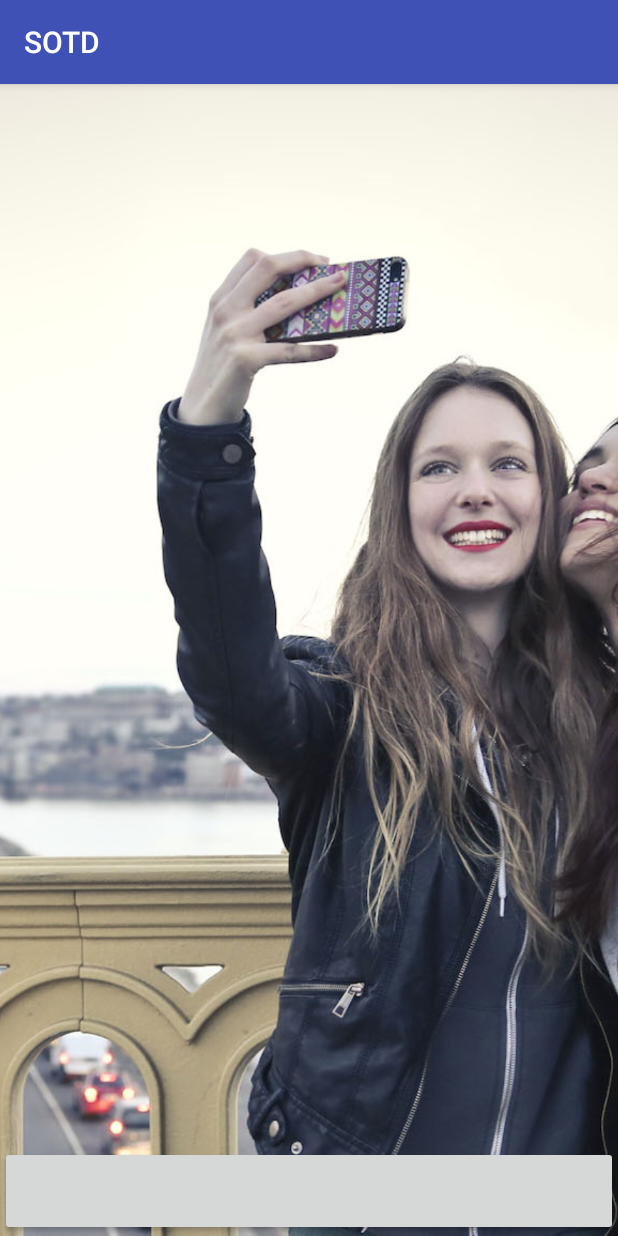
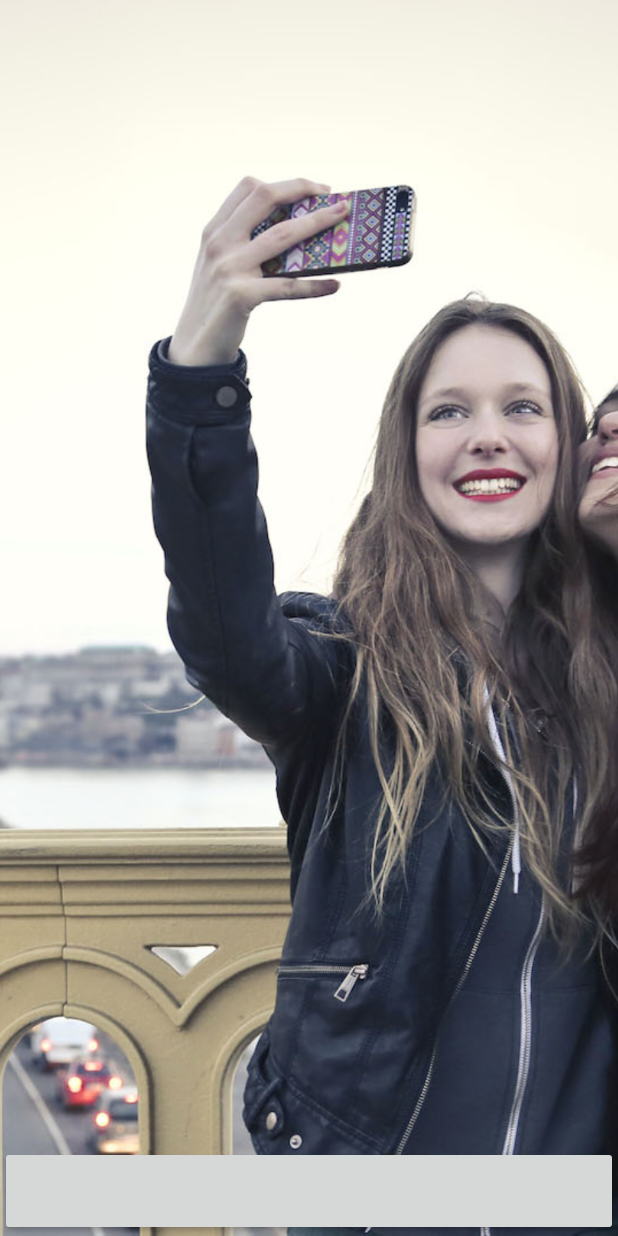
Before and after one commit to Sourabhkhurrana/SOTD, an Android app: the screen it shows after launch (SignIn), on a phone screen of 412 x 824 dp. Run offline under Robolectric (Android 15) with nearby library versions, the phone set to English and light mode, and no system bars.

```diff
--- a/app/src/main/res/layout/activity_sign_in.xml
+++ b/app/src/main/res/layout/activity_sign_in.xml
@@ -14,10 +14,9 @@
     <RelativeLayout
         android:layout_width="match_parent"
         android:layout_height="match_parent">
-
         <Button
+            android:layout_alignParentBottom="true"
             android:layout_centerHorizontal="true"
-            android:layout_alignParentBottom="true"
             android:layout_width="match_parent"
             android:layout_height="60dp" />
     </RelativeLayout>
--- a/app/src/main/res/values/strings.xml
+++ b/app/src/main/res/values/strings.xml
@@ -8,4 +8,7 @@
     <string name="title_activity_fullscreen">FullscreenActivity</string>
     <string name="dummy_button">Dummy Button</string>
     <string name="dummy_content">DUMMY\nCONTENT</string>
+    <string name="facebook_app_id">875237759301596</string>
+    <string name="fb_login_protocol_scheme">fb875237759301596</string>
+
 </resources>
--- a/app/src/main/res/values/styles.xml
+++ b/app/src/main/res/values/styles.xml
@@ -1,7 +1,7 @@
 <resources>
 
     <!-- Base application theme. -->
-    <style name="AppTheme" parent="Theme.AppCompat.Light.DarkActionBar">
+    <style name="AppTheme" parent="Theme.AppCompat.Light.NoActionBar">
         <!-- Customize your theme here. -->
         <item name="colorPrimary">@color/colorPrimary</item>
         <item name="colorPrimaryDark">@color/colorPrimaryDark</item>
```
